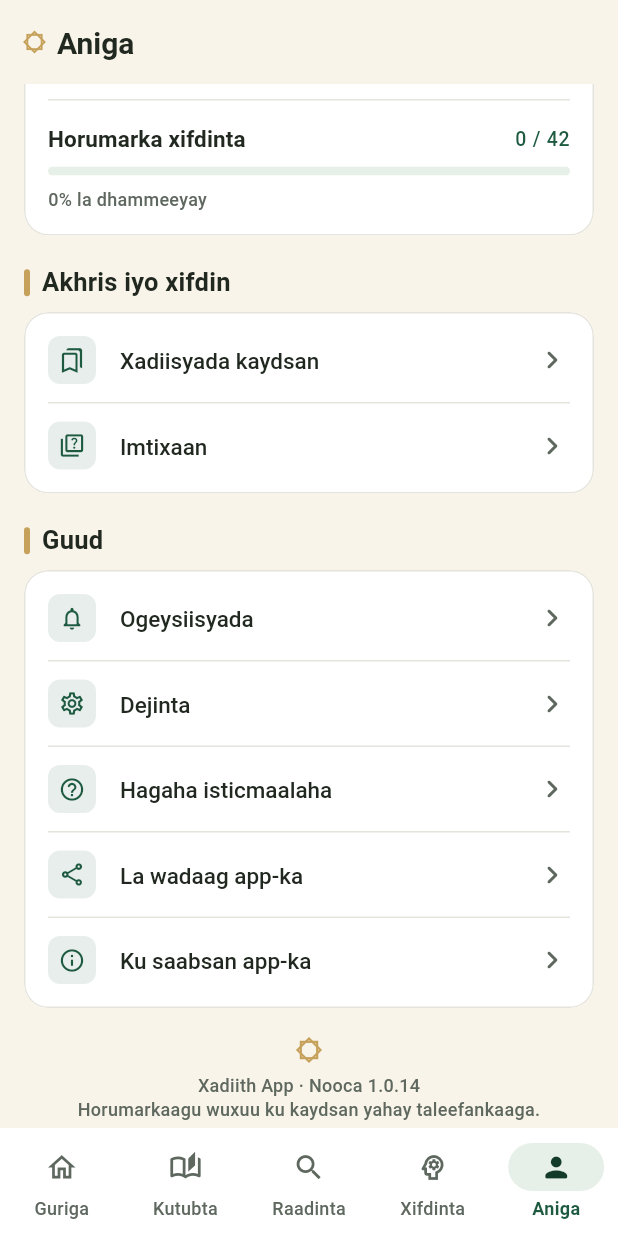
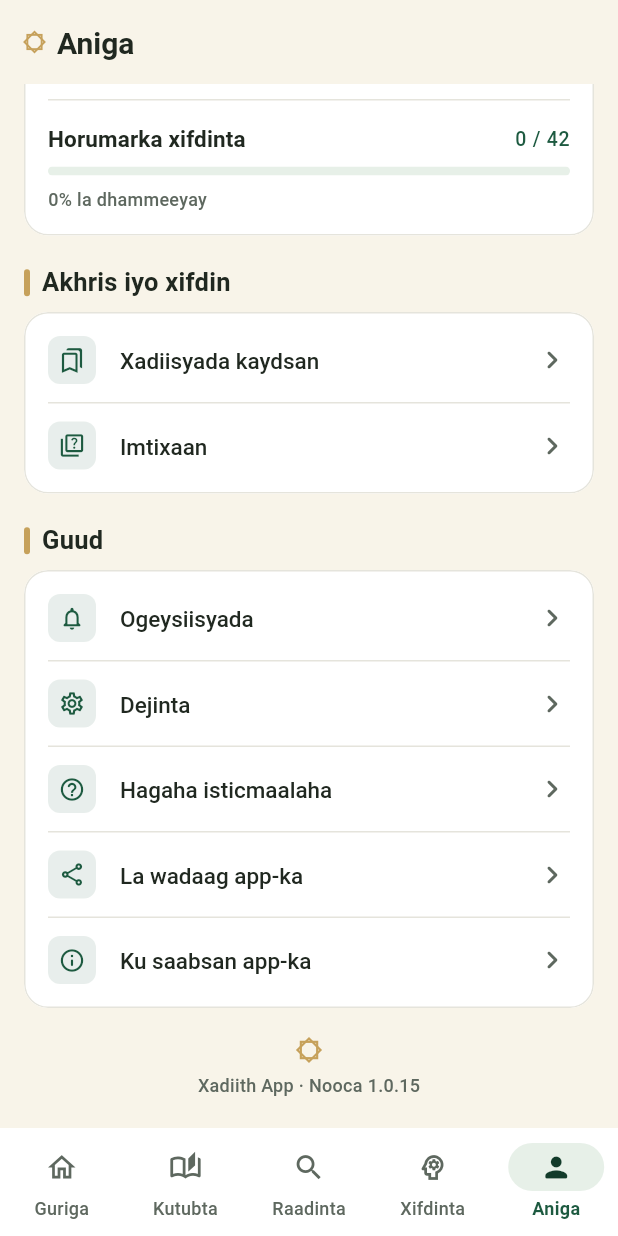
Before and after one commit to ahmedgureey/axaadiithsax, a Flutter app: the ProfileScreen screen opened by its route, scrolled down 76 dp, on a phone screen of 412 x 824 dp. Run offline on Flutter 3.47's test engine with Material 3 defaults, Android fonts, the phone set to English and light mode, and no system bars; our stand-ins replace flutter_local_notifications, flutter_timezone, go_router, just_audio, share_plus, shared_preferences and 2 more; accounts and stored records are empty; network calls fail.

Commit message:
Aniga: remove the storage note from the footer; version 1.0.15 (build 16)
Co-Authored-By: Claude Opus 5.5 <noreply@anthropic.com>

```diff
--- a/lib/core/app_info.dart
+++ b/lib/core/app_info.dart
@@ -12,11 +12,11 @@ abstract final class AppInfo {
   static const name = 'Xadiith App';
   static const tagline = 'Axaadiista Nabiga ﷺ';
 
-  /// `version` part of pubspec `version: 1.0.14+15`.
-  static const version = '1.0.14';
+  /// `version` part of pubspec `version: 1.0.15+16`.
+  static const version = '1.0.15';
 
-  /// Build number part of pubspec `version: 1.0.14+15`.
-  static const buildNumber = '15';
+  /// Build number part of pubspec `version: 1.0.15+16`.
+  static const buildNumber = '16';
 
   static const pubspecVersion = '$version+$buildNumber';
 }
--- a/lib/features/profile/presentation/profile_screen.dart
+++ b/lib/features/profile/presentation/profile_screen.dart
@@ -189,7 +189,7 @@ class _ProgressCard extends StatelessWidget {
   }
 }
 
-/// App name, version and a reminder that progress stays on this phone.
+/// App name and version.
 class _Footer extends StatelessWidget {
   const _Footer();
 
@@ -201,7 +201,6 @@ class _Footer extends StatelessWidget {
         const IslamicStar(size: 16),
         AppSpacing.gapXs,
         Text('${AppInfo.name} · Nooca ${AppInfo.version}', style: style),
-        Text('Horumarkaagu wuxuu ku kaydsan yahay taleefankaaga.', style: style, textAlign: TextAlign.center),
       ],
     );
   }
--- a/pubspec.yaml
+++ b/pubspec.yaml
@@ -16,7 +16,7 @@ publish_to: 'none' # Remove this line if you wish to publish to pub.dev
 # https://developer.apple.com/library/archive/documentation/General/Reference/InfoPlistKeyReference/Articles/CoreFoundationKeys.html
 # In Windows, build-name is used as the major, minor, and patch parts
 # of the product and file versions while build-number is used as the build suffix.
-version: 1.0.14+15
+version: 1.0.15+16
 
 environment:
   sdk: ^3.13.5
--- a/update.json
+++ b/update.json
@@ -1,7 +1,7 @@
 {
-  "latest_build": 15,
-  "min_build": 15,
-  "version": "1.0.14",
+  "latest_build": 16,
+  "min_build": 16,
+  "version": "1.0.15",
   "apk_url": "https://raw.githubusercontent.com/ahmedgureey/axaadiithsax/main/apk/Xadiith-App.apk",
   "message": "Nooc cusub oo app-ka ah ayaa diyaar ah. Fadlan cusboonaysii si aad u sii isticmaasho."
 }
```
Also changed, not shown: 1 other file.
